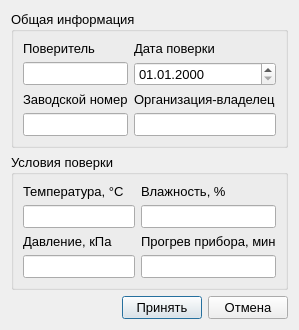
First picture: the form in ui/variable_template_fields_form.ui, repository irsural/calibrator_pc, before the edit.
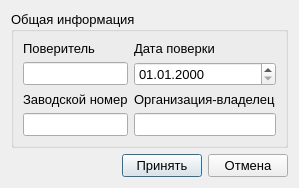
Second picture: the form after the edit.

Commit message: Убрал условия поверки из переменных параметров

Diff of the .ui file:
```diff
--- a/ui/variable_template_fields_form.ui
+++ b/ui/variable_template_fields_form.ui
@@ -7,7 +7,7 @@
     <x>0</x>
     <y>0</y>
     <width>284</width>
-    <height>320</height>
+    <height>182</height>
    </rect>
   </property>
   <property name="font">
@@ -88,59 +88,6 @@
      </layout>
     </widget>
    </item>
-   <item>
-    <widget class="QGroupBox" name="groupBox_2">
-     <property name="title">
-      <string>Условия поверки</string>
-     </property>
-     <layout class="QGridLayout" name="gridLayout_2">
-      <item row="0" column="1">
-       <layout class="QGridLayout" name="gridLayout_3">
-        <item row="2" column="0">
-         <widget class="QLabel" name="label_12">
-          <property name="text">
-           <string>Давление, кПа</string>
-          </property>
-         </widget>
-        </item>
-        <item row="1" column="0">
-         <widget class="QLineEdit" name="temperature_edit"/>
-        </item>
-        <item row="0" column="0">
-         <widget class="QLabel" name="label_10">
-          <property name="text">
-           <string>Температура, °С</string>
-          </property>
-         </widget>
-        </item>
-        <item row="0" column="1">
-         <widget class="QLabel" name="label_9">
-          <property name="text">
-           <string>Влажность, %</string>
-          </property>
-         </widget>
-        </item>
-        <item row="1" column="1">
-         <widget class="QLineEdit" name="wet_edit"/>
-        </item>
-        <item row="3" column="0">
-         <widget class="QLineEdit" name="pressure_edit"/>
-        </item>
-        <item row="2" column="1">
-         <widget class="QLabel" name="label_11">
-          <property name="text">
-           <string>Прогрев прибора, мин</string>
-          </property>
-         </widget>
-        </item>
-        <item row="3" column="1">
-         <widget class="QLineEdit" name="warming_up_time_edit"/>
-        </item>
-       </layout>
-      </item>
-     </layout>
-    </widget>
-   </item>
    <item>
     <layout class="QHBoxLayout" name="horizontalLayout_2">
      <property name="sizeConstraint">
```
The commit also changes 7 other files.
